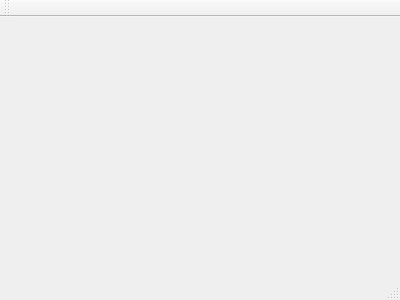
lihuaweishiyigehaoren/lhwlivesystem, file qchatclient/mainwindow.ui: the form before one commit.
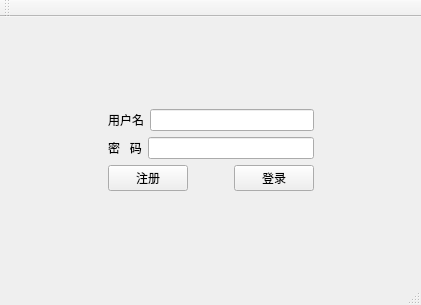
The form after the commit.

Diff of the .ui file:
```diff
--- a/qchatclient/mainwindow.ui
+++ b/qchatclient/mainwindow.ui
@@ -1,24 +1,159 @@
 <ui version="4.0">
  <class>MainWindow</class>
- <widget class="QMainWindow" name="MainWindow" >
-  <property name="geometry" >
+ <widget class="QMainWindow" name="MainWindow">
+  <property name="geometry">
    <rect>
     <x>0</x>
     <y>0</y>
-    <width>400</width>
-    <height>300</height>
+    <width>421</width>
+    <height>305</height>
    </rect>
   </property>
   <property name="windowTitle" >
    <string>MainWindow</string>
   </property>
-  <widget class="QMenuBar" name="menuBar" />
-  <widget class="QToolBar" name="mainToolBar" />
-  <widget class="QWidget" name="centralWidget" />
-  <widget class="QStatusBar" name="statusBar" />
+  <widget class="QWidget" name="centralWidget">
+   <layout class="QGridLayout" name="gridLayout_2">
+    <item row="0" column="1">
+     <spacer name="verticalSpacer">
+      <property name="orientation">
+       <enum>Qt::Vertical</enum>
+      </property>
+      <property name="sizeHint" stdset="0">
+       <size>
+        <width>20</width>
+        <height>43</height>
+       </size>
+      </property>
+     </spacer>
+    </item>
+    <item row="1" column="0">
+     <spacer name="horizontalSpacer_2">
+      <property name="orientation">
+       <enum>Qt::Horizontal</enum>
+      </property>
+      <property name="sizeHint" stdset="0">
+       <size>
+        <width>77</width>
+        <height>20</height>
+       </size>
+      </property>
+     </spacer>
+    </item>
+    <item row="1" column="1">
+     <widget class="QWidget" name="widget" native="true">
+      <layout class="QGridLayout" name="gridLayout">
+       <item row="0" column="0">
+        <layout class="QHBoxLayout" name="horizontalLayout">
+         <item>
+          <widget class="QLabel" name="lb_name">
+           <property name="text">
+            <string>用户名</string>
+           </property>
+          </widget>
+         </item>
+         <item>
+          <widget class="QLineEdit" name="name"/>
+         </item>
+        </layout>
+       </item>
+       <item row="1" column="0">
+        <layout class="QHBoxLayout" name="horizontalLayout_2">
+         <item>
+          <widget class="QLabel" name="lb_passwd">
+           <property name="text">
+            <string>密   码</string>
+           </property>
+          </widget>
+         </item>
+         <item>
+          <widget class="QLineEdit" name="passwd"/>
+         </item>
+        </layout>
+       </item>
+       <item row="2" column="0">
+        <layout class="QHBoxLayout" name="horizontalLayout_3">
+         <item>
+          <widget class="QPushButton" name="reg">
+           <property name="text">
+            <string>注册</string>
+           </property>
+          </widget>
+         </item>
+         <item>
+          <spacer name="horizontalSpacer">
+           <property name="orientation">
+            <enum>Qt::Horizontal</enum>
+           </property>
+           <property name="sizeHint" stdset="0">
+            <size>
+             <width>40</width>
+             <height>20</height>
+            </size>
+           </property>
+          </spacer>
+         </item>
+         <item>
+          <widget class="QPushButton" name="login">
+           <property name="text">
+            <string>登录</string>
+           </property>
+          </widget>
+         </item>
+        </layout>
+       </item>
+      </layout>
+     </widget>
+    </item>
+    <item row="1" column="2">
+     <spacer name="horizontalSpacer_3">
+      <property name="orientation">
+       <enum>Qt::Horizontal</enum>
+      </property>
+      <property name="sizeHint" stdset="0">
+       <size>
+        <width>76</width>
+        <height>20</height>
+       </size>
+      </property>
+     </spacer>
+    </item>
+    <item row="2" column="1">
+     <spacer name="verticalSpacer_2">
+      <property name="orientation">
+       <enum>Qt::Vertical</enum>
+      </property>
+      <property name="sizeHint" stdset="0">
+       <size>
+        <width>20</width>
+        <height>42</height>
+       </size>
+      </property>
+     </spacer>
+    </item>
+   </layout>
+  </widget>
+  <widget class="QMenuBar" name="menuBar">
+   <property name="geometry">
+    <rect>
+     <x>0</x>
+     <y>0</y>
+     <width>421</width>
+     <height>28</height>
+    </rect>
+   </property>
+  </widget>
+  <widget class="QToolBar" name="mainToolBar">
+   <attribute name="toolBarArea">
+    <enum>TopToolBarArea</enum>
+   </attribute>
+   <attribute name="toolBarBreak">
+    <bool>false</bool>
+   </attribute>
+  </widget>
+  <widget class="QStatusBar" name="statusBar"/>
  </widget>
- <layoutDefault spacing="6" margin="11" />
- <pixmapfunction></pixmapfunction>
+ <layoutdefault spacing="6" margin="11"/>
  <resources/>
  <connections/>
 </ui>
```
Left out of the diff: 5 changed lines with no effect on the pictures.
